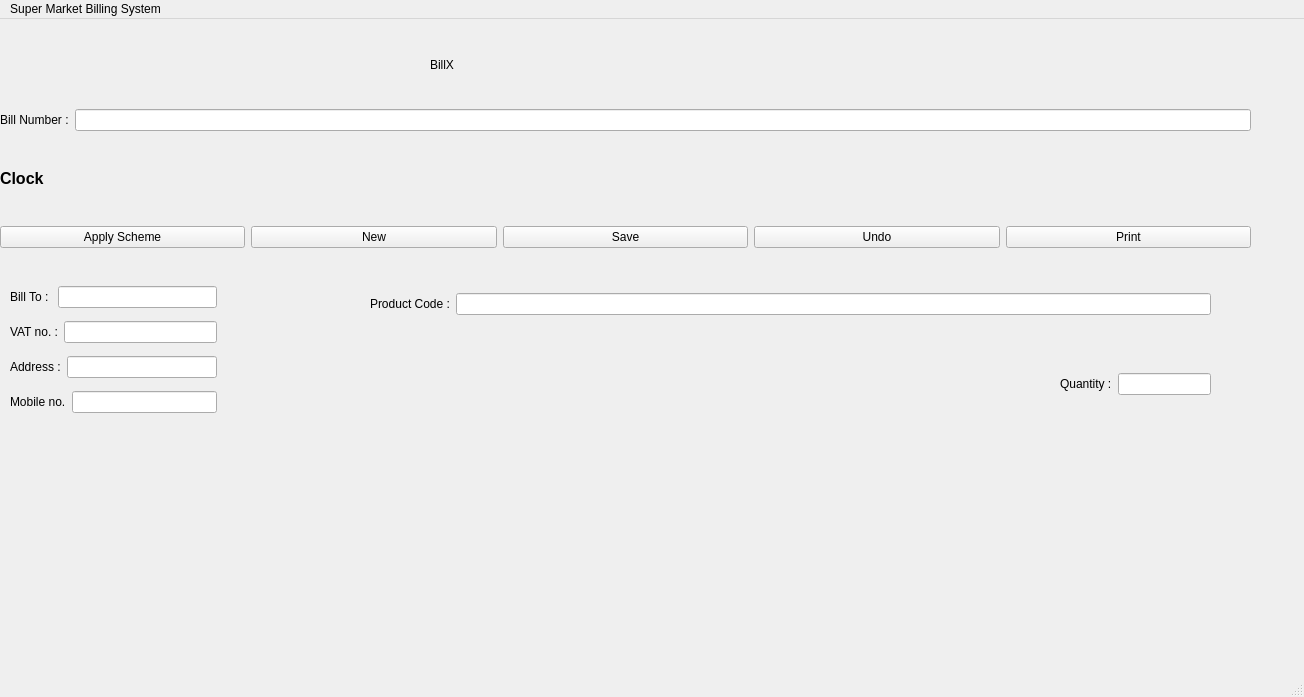
Qt form binaya/mainwindow.ui (shashwatkhadka/BillX) before a commit.
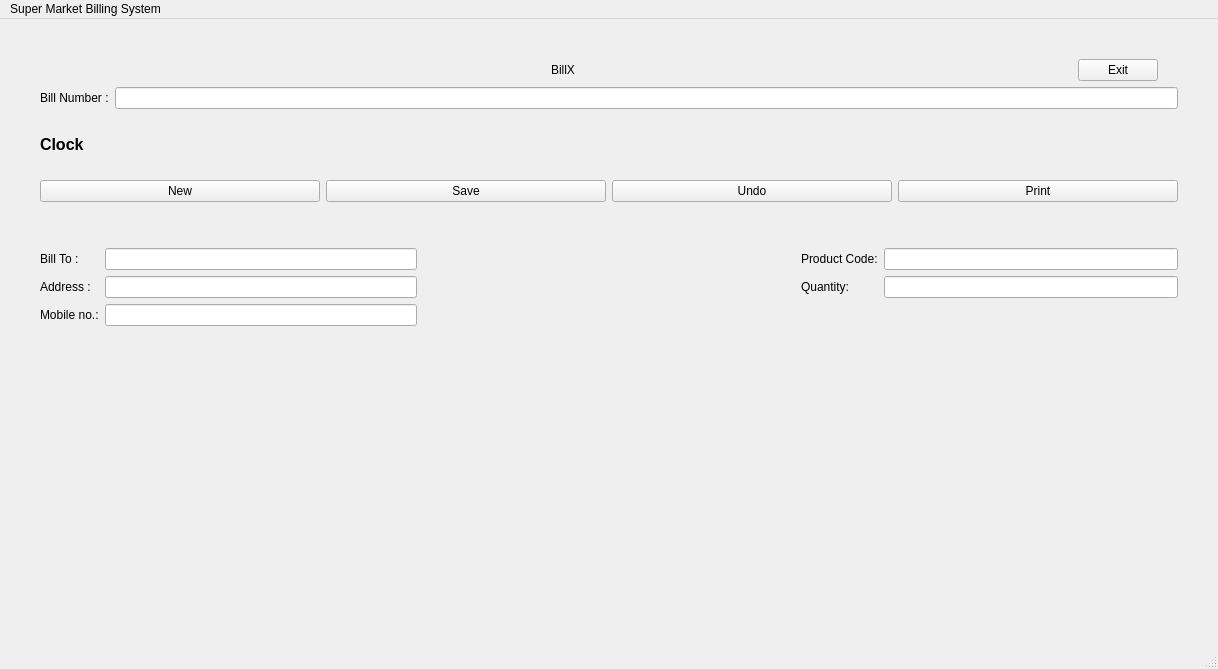
The same form after that commit.

```diff
--- a/binaya/mainwindow.ui
+++ b/binaya/mainwindow.ui
@@ -6,23 +6,95 @@
    <rect>
     <x>0</x>
     <y>0</y>
-    <width>1304</width>
-    <height>697</height>
+    <width>1218</width>
+    <height>669</height>
    </rect>
   </property>
   <property name="windowTitle">
    <string>MainWindow</string>
   </property>
   <widget class="QWidget" name="centralwidget">
-   <widget class="QWidget" name="verticalLayoutWidget">
-    <property name="geometry">
-     <rect>
-      <x>0</x>
-      <y>90</y>
-      <width>1251</width>
-      <height>139</height>
-     </rect>
+   <layout class="QVBoxLayout" name="verticalLayout_5">
+    <property name="leftMargin">
+     <number>40</number>
     </property>
+    <property name="topMargin">
+     <number>40</number>
+    </property>
+    <property name="rightMargin">
+     <number>40</number>
+    </property>
+    <property name="bottomMargin">
+     <number>40</number>
+    </property>
+    <item>
+     <layout class="QHBoxLayout" name="horizontalLayout_9">
+      <property name="topMargin">
+       <number>0</number>
+      </property>
+      <property name="rightMargin">
+       <number>20</number>
+      </property>
+      <property name="bottomMargin">
+       <number>0</number>
+      </property>
+      <item>
+       <layout class="QHBoxLayout" name="horizontalLayout_10">
+        <item>
+         <spacer name="horizontalSpacer">
+          <property name="orientation">
+           <enum>Qt::Horizontal</enum>
+          </property>
+          <property name="sizeHint" stdset="0">
+           <size>
+            <width>40</width>
+            <height>20</height>
+           </size>
+          </property>
+         </spacer>
+        </item>
+        <item>
+         <widget class="QLabel" name="logo_billx">
+          <property name="text">
+           <string/>
+          </property>
+         </widget>
+        </item>
+        <item>
+         <widget class="QLabel" name="label_2">
+          <property name="styleSheet">
+           <string notr="true">font: 600 24pt &quot;Segoe UI Variable Small Semibol&quot;;</string>
+          </property>
+          <property name="text">
+           <string>BillX</string>
+          </property>
+         </widget>
+        </item>
+        <item>
+         <spacer name="horizontalSpacer_2">
+          <property name="orientation">
+           <enum>Qt::Horizontal</enum>
+          </property>
+          <property name="sizeHint" stdset="0">
+           <size>
+            <width>40</width>
+            <height>20</height>
+           </size>
+          </property>
+         </spacer>
+        </item>
+       </layout>
+      </item>
+      <item>
+       <widget class="QPushButton" name="pushButton_6">
+        <property name="text">
+         <string>Exit</string>
+        </property>
+       </widget>
+      </item>
+     </layout>
+    </item>
+    <item>
     <layout class="QVBoxLayout" name="verticalLayout">
      <item>
       <layout class="QHBoxLayout" name="horizontalLayout_8">
@@ -38,8 +110,30 @@
        </item>
       </layout>
      </item>
+     </layout>
+    </item>
+    <item>
+     <layout class="QVBoxLayout" name="verticalLayout_2">
+      <property name="topMargin">
+       <number>20</number>
+      </property>
+      <property name="bottomMargin">
+       <number>20</number>
+      </property>
      <item>
       <widget class="QLabel" name="DigitalClock">
+        <property name="sizePolicy">
+         <sizepolicy hsizetype="Preferred" vsizetype="Preferred">
+          <horstretch>0</horstretch>
+          <verstretch>0</verstretch>
+         </sizepolicy>
+        </property>
+        <property name="minimumSize">
+         <size>
+          <width>0</width>
+          <height>0</height>
+         </size>
+        </property>
        <property name="font">
         <font>
          <pointsize>12</pointsize>
@@ -51,15 +145,13 @@
        </property>
       </widget>
      </item>
-     <item>
-      <layout class="QHBoxLayout" name="horizontalLayout">
-       <item>
-        <widget class="QPushButton" name="pushButton">
-         <property name="text">
-          <string>Apply Scheme</string>
-         </property>
-        </widget>
-       </item>
+     </layout>
+    </item>
+    <item>
+     <layout class="QHBoxLayout" name="horizontalLayout_3">
+      <property name="topMargin">
+       <number>0</number>
+      </property>
        <item>
         <widget class="QPushButton" name="pushButton_2">
          <property name="text">
@@ -90,171 +182,168 @@
        </item>
       </layout>
      </item>
-    </layout>
-   </widget>
-   <widget class="QLabel" name="logo_billx">
-    <property name="geometry">
-     <rect>
-      <x>370</x>
-      <y>0</y>
-      <width>121</width>
-      <height>91</height>
-     </rect>
-    </property>
-    <property name="text">
-     <string/>
-    </property>
-   </widget>
-   <widget class="QLabel" name="label_2">
-    <property name="geometry">
-     <rect>
-      <x>430</x>
-      <y>20</y>
-      <width>121</width>
-      <height>51</height>
-     </rect>
-    </property>
-    <property name="styleSheet">
-     <string notr="true">font: 600 24pt &quot;Segoe UI Variable Small Semibol&quot;;</string>
-    </property>
-    <property name="text">
-     <string>BillX</string>
-    </property>
-   </widget>
-   <widget class="QWidget" name="verticalLayoutWidget_2">
-    <property name="geometry">
-     <rect>
-      <x>0</x>
-      <y>10</y>
-      <width>1251</width>
-      <height>80</height>
-     </rect>
-    </property>
-    <layout class="QVBoxLayout" name="verticalLayout_2"/>
-   </widget>
-   <widget class="QWidget" name="verticalLayoutWidget_3">
-    <property name="geometry">
-     <rect>
-      <x>220</x>
-      <y>260</y>
-      <width>1031</width>
-      <height>141</height>
-     </rect>
-    </property>
-    <layout class="QVBoxLayout" name="verticalLayout_4"/>
-   </widget>
-   <widget class="QWidget" name="layoutWidget">
-    <property name="geometry">
-     <rect>
-      <x>10</x>
-      <y>260</y>
-      <width>207</width>
-      <height>143</height>
-     </rect>
-    </property>
-    <layout class="QVBoxLayout" name="verticalLayout_3">
+    <item>
+     <spacer name="verticalSpacer_2">
+      <property name="orientation">
+       <enum>Qt::Vertical</enum>
+      </property>
+      <property name="sizeType">
+       <enum>QSizePolicy::Fixed</enum>
+      </property>
+      <property name="sizeHint" stdset="0">
+       <size>
+        <width>20</width>
+        <height>40</height>
+       </size>
+      </property>
+     </spacer>
+    </item>
+    <item>
+     <layout class="QHBoxLayout" name="horizontalLayout">
+      <property name="topMargin">
+       <number>0</number>
+      </property>
+      <property name="rightMargin">
+       <number>0</number>
+      </property>
+      <property name="bottomMargin">
+       <number>0</number>
+      </property>
      <item>
-      <layout class="QHBoxLayout" name="horizontalLayout_2">
-       <item>
+       <layout class="QFormLayout" name="formLayout_2">
+        <property name="topMargin">
+         <number>0</number>
+        </property>
+        <item row="0" column="0">
         <widget class="QLabel" name="label_3">
+          <property name="maximumSize">
+           <size>
+            <width>16777204</width>
+            <height>16777215</height>
+           </size>
+          </property>
          <property name="text">
           <string>Bill To : </string>
          </property>
         </widget>
        </item>
-       <item>
-        <widget class="QLineEdit" name="lineEdit"/>
-       </item>
-      </layout>
-     </item>
-     <item>
-      <layout class="QHBoxLayout" name="horizontalLayout_3">
-       <item>
-        <widget class="QLabel" name="label_4">
-         <property name="text">
-          <string>VAT no. :</string>
+        <item row="0" column="1">
+         <widget class="QLineEdit" name="lineEdit">
+          <property name="maximumSize">
+           <size>
+            <width>16777204</width>
+            <height>16777215</height>
+           </size>
          </property>
         </widget>
        </item>
-       <item>
-        <widget class="QLineEdit" name="lineEdit_2"/>
-       </item>
-      </layout>
-     </item>
-     <item>
-      <layout class="QHBoxLayout" name="horizontalLayout_4">
-       <item>
+        <item row="1" column="0">
         <widget class="QLabel" name="label_5">
+          <property name="maximumSize">
+           <size>
+            <width>16777204</width>
+            <height>16777215</height>
+           </size>
+          </property>
          <property name="text">
           <string>Address :</string>
          </property>
         </widget>
        </item>
-       <item>
-        <widget class="QLineEdit" name="lineEdit_3"/>
-       </item>
-      </layout>
-     </item>
-     <item>
-      <layout class="QHBoxLayout" name="horizontalLayout_5">
-       <item>
+        <item row="1" column="1">
+         <widget class="QLineEdit" name="lineEdit_3">
+          <property name="maximumSize">
+           <size>
+            <width>16777204</width>
+            <height>16777215</height>
+           </size>
+          </property>
+         </widget>
+        </item>
+        <item row="2" column="0">
         <widget class="QLabel" name="label_6">
+          <property name="maximumSize">
+           <size>
+            <width>16777204</width>
+            <height>16777215</height>
+           </size>
+          </property>
          <property name="text">
-          <string>Mobile no.</string>
+           <string>Mobile no.:</string>
          </property>
         </widget>
        </item>
-       <item>
-        <widget class="QLineEdit" name="lineEdit_4"/>
+        <item row="2" column="1">
+         <widget class="QLineEdit" name="lineEdit_4">
+          <property name="maximumSize">
+           <size>
+            <width>16777204</width>
+            <height>16777215</height>
+           </size>
+          </property>
+         </widget>
        </item>
       </layout>
      </item>
-    </layout>
-   </widget>
-   <widget class="QWidget" name="layoutWidget">
-    <property name="geometry">
-     <rect>
-      <x>370</x>
-      <y>270</y>
-      <width>841</width>
-      <height>30</height>
-     </rect>
-    </property>
-    <layout class="QHBoxLayout" name="horizontalLayout_6">
+      <item>
+       <spacer name="horizontalSpacer_3">
+        <property name="orientation">
+         <enum>Qt::Horizontal</enum>
+        </property>
+        <property name="sizeHint" stdset="0">
+         <size>
+          <width>40</width>
+          <height>20</height>
+         </size>
+        </property>
+       </spacer>
+      </item>
      <item>
+       <layout class="QFormLayout" name="formLayout">
+        <property name="topMargin">
+         <number>0</number>
+        </property>
+        <property name="bottomMargin">
+         <number>0</number>
+        </property>
+        <item row="0" column="0">
+         <widget class="QLabel" name="label_4">
+          <property name="text">
+           <string>Product Code:</string>
+          </property>
+         </widget>
+        </item>
+        <item row="0" column="1">
+         <widget class="QLineEdit" name="lineEdit_2"/>
+        </item>
+        <item row="1" column="0">
       <widget class="QLabel" name="label_7">
        <property name="text">
-        <string>Product Code :</string>
+           <string>Quantity:</string>
        </property>
       </widget>
      </item>
-     <item>
+        <item row="1" column="1">
       <widget class="QLineEdit" name="lineEdit_5"/>
      </item>
     </layout>
-   </widget>
-   <widget class="QWidget" name="layoutWidget">
-    <property name="geometry">
-     <rect>
-      <x>1060</x>
-      <y>350</y>
-      <width>151</width>
-      <height>30</height>
-     </rect>
-    </property>
-    <layout class="QHBoxLayout" name="horizontalLayout_7">
+      </item>
+     </layout>
+    </item>
      <item>
-      <widget class="QLabel" name="label_8">
-       <property name="text">
-        <string>Quantity :</string>
-       </property>
-      </widget>
-     </item>
-     <item>
-      <widget class="QLineEdit" name="lineEdit_6"/>
-     </item>
-    </layout>
-   </widget>
+     <spacer name="verticalSpacer">
+      <property name="orientation">
+       <enum>Qt::Vertical</enum>
+      </property>
+      <property name="sizeHint" stdset="0">
+       <size>
+        <width>20</width>
+        <height>40</height>
+       </size>
+      </property>
+     </spacer>
+    </item>
+   </layout>
   </widget>
   <widget class="QStatusBar" name="statusbar"/>
   <widget class="QMenuBar" name="menubar">
@@ -262,8 +351,8 @@
     <rect>
      <x>0</x>
      <y>0</y>
-     <width>1304</width>
-     <height>25</height>
+     <width>1218</width>
+     <height>22</height>
     </rect>
    </property>
    <widget class="QMenu" name="menuSuper_Market_Billing_System">
```
Lines whose indentation alone changed are shown as unchanged.
